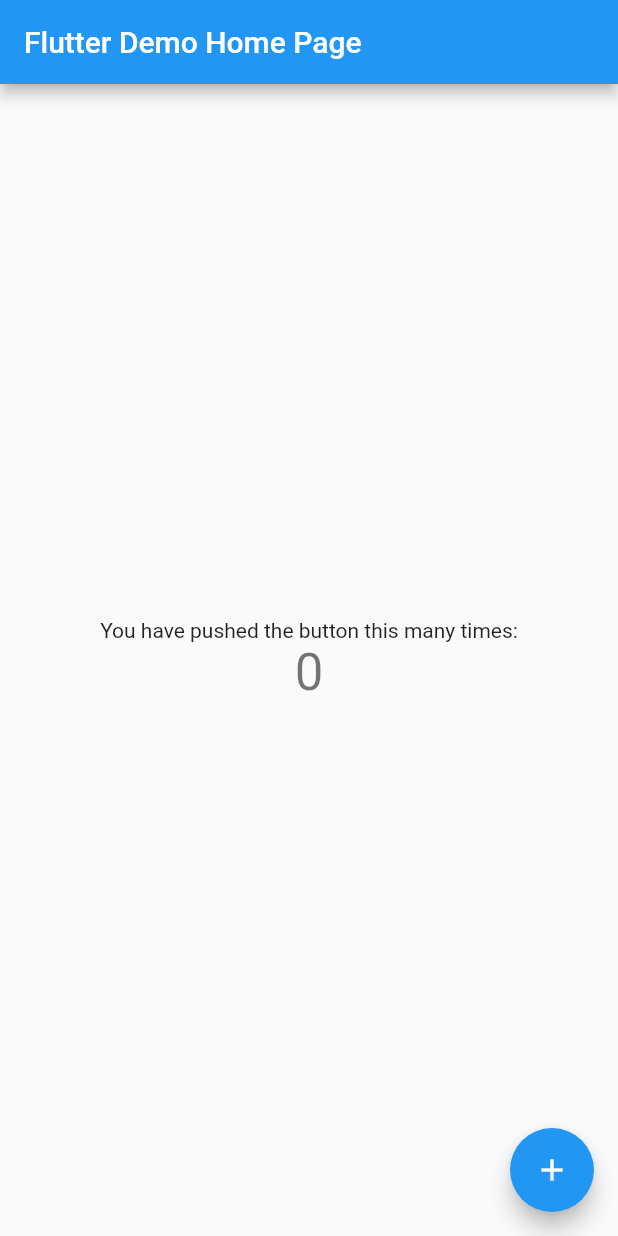
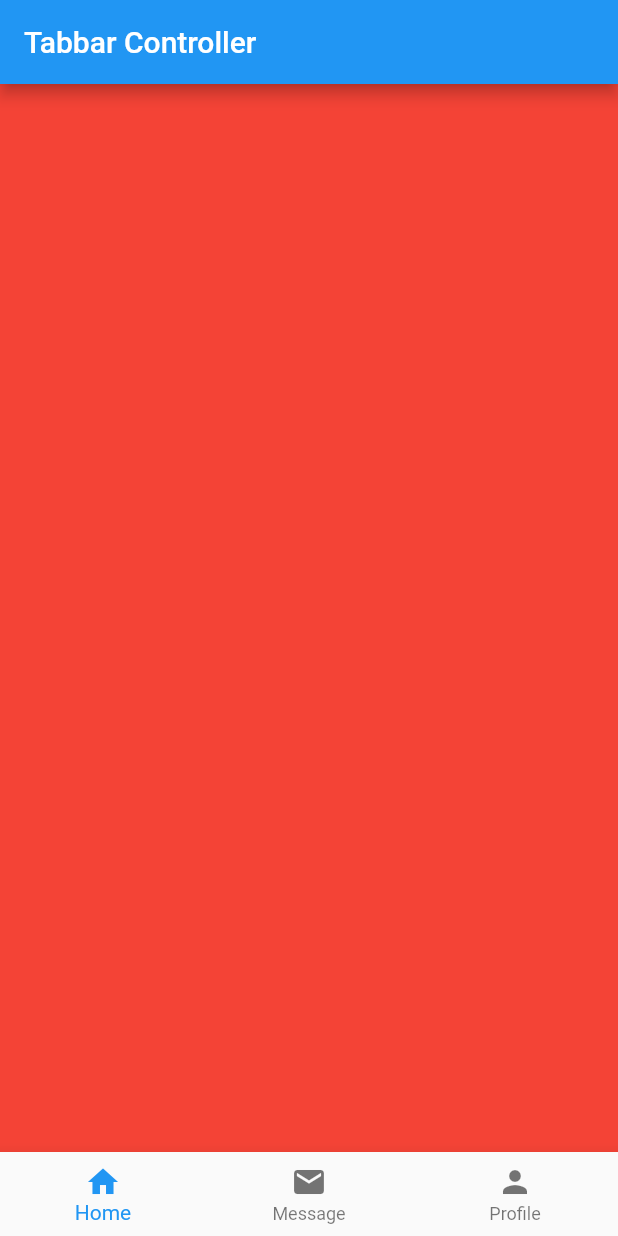
Before and after one commit to vanhoangluyen/FT_Tabbar, a Flutter app: the screen it shows after launch, on a phone screen of 412 x 824 dp. Run offline on Flutter 3.47's test engine with Material 2 defaults, Android fonts, the phone set to English and light mode, and no system bars.

Commit message:
[Add] added tabbar controller

```diff
--- a/lib/main.dart
+++ b/lib/main.dart
@@ -1,4 +1,5 @@
 import 'package:flutter/material.dart';
+import 'package:ft_tabbar/tabbar.dart';
 
 void main() => runApp(MyApp());
 
@@ -7,105 +8,10 @@ class MyApp extends StatelessWidget {
   @override
   Widget build(BuildContext context) {
     return MaterialApp(
-      title: 'Flutter Demo',
       theme: ThemeData(
-        // This is the theme of your application.
-        //
-        // Try running your application with "flutter run". You'll see the
-        // application has a blue toolbar. Then, without quitting the app, try
-        // changing the primarySwatch below to Colors.green and then invoke
-        // "hot reload" (press "r" in the console where you ran "flutter run",
-        // or simply save your changes to "hot reload" in a Flutter IDE).
-        // Notice that the counter didn't reset back to zero; the application
-        // is not restarted.
         primarySwatch: Colors.blue,
       ),
-      home: MyHomePage(title: 'Flutter Demo Home Page'),
+      home: TabbarController(),
     );
   }
 }
-
-class MyHomePage extends StatefulWidget {
-  MyHomePage({Key key, this.title}) : super(key: key);
-
-  // This widget is the home page of your application. It is stateful, meaning
-  // that it has a State object (defined below) that contains fields that affect
-  // how it looks.
-
-  // This class is the configuration for the state. It holds the values (in this
-  // case the title) provided by the parent (in this case the App widget) and
-  // used by the build method of the State. Fields in a Widget subclass are
-  // always marked "final".
-
-  final String title;
-
-  @override
-  _MyHomePageState createState() => _MyHomePageState();
-}
-
-class _MyHomePageState extends State<MyHomePage> {
-  int _counter = 0;
-
-  void _incrementCounter() {
-    setState(() {
-      // This call to setState tells the Flutter framework that something has
-      // changed in this State, which causes it to rerun the build method below
-      // so that the display can reflect the updated values. If we changed
-      // _counter without calling setState(), then the build method would not be
-      // called again, and so nothing would appear to happen.
-      _counter++;
-    });
-  }
-
-  @override
-  Widget build(BuildContext context) {
-    // This method is rerun every time setState is called, for instance as done
-    // by the _incrementCounter method above.
-    //
-    // The Flutter framework has been optimized to make rerunning build methods
-    // fast, so that you can just rebuild anything that needs updating rather
-    // than having to individually change instances of widgets.
-    return Scaffold(
-      appBar: AppBar(
-        // Here we take the value from the MyHomePage object that was created by
-        // the App.build method, and use it to set our appbar title.
-        title: Text(widget.title),
-      ),
-      body: Center(
-        // Center is a layout widget. It takes a single child and positions it
-        // in the middle of the parent.
-        child: Column(
-          // Column is also a layout widget. It takes a list of children and
-          // arranges them vertically. By default, it sizes itself to fit its
-          // children horizontally, and tries to be as tall as its parent.
-          //
-          // Invoke "debug painting" (press "p" in the console, choose the
-          // "Toggle Debug Paint" action from the Flutter Inspector in Android
-          // Studio, or the "Toggle Debug Paint" command in Visual Studio Code)
-          // to see the wireframe for each widget.
-          //
-          // Column has various properties to control how it sizes itself and
-          // how it positions its children. Here we use mainAxisAlignment to
-          // center the children vertically; the main axis here is the vertical
-          // axis because Columns are vertical (the cross axis would be
-          // horizontal).
-          mainAxisAlignment: MainAxisAlignment.center,
-          children: <Widget>[
-            Text(
-              'You have pushed the button this many times:',
-            ),
-            Text(
-              '$_counter',
-              style: Theme.of(context).textTheme.display1,
-            ),
-          ],
-        ),
-      ),
-      floatingActionButton: FloatingActionButton(
-        onPressed: _incrementCounter,
-        tooltip: 'Increment',
-        child: Icon(Icons.add),
-      ), // This trailing comma makes auto-formatting nicer for build methods.
-    );
-  }
-}
--- /dev/null
+++ b/lib/tabbar.dart
@@ -0,0 +1,58 @@
+import 'package:flutter/cupertino.dart';
+import 'package:flutter/material.dart';
+
+class TabbarController extends StatefulWidget {
+  @override
+  State<StatefulWidget> createState() {
+    // TODO: implement createState
+    return HomeState();
+  }
+}
+
+class HomeState extends State<TabbarController> {
+  int currentIndex = 0;
+  final List<Widget> children = [
+    ChildController(Colors.red),
+    ChildController(Colors.green),
+    ChildController(Colors.blue)
+  ];
+  @override
+  Widget build(BuildContext context) {
+    // TODO: implement build
+    return Scaffold(
+      appBar: AppBar(
+        title: Text('Tabbar Controller'),
+      ),
+      body: children[currentIndex],
+      bottomNavigationBar: BottomNavigationBar(
+        onTap: onTapped,
+        currentIndex: currentIndex,
+        items: [
+          BottomNavigationBarItem(title: Text('Home'), icon: Icon(Icons.home)),
+          BottomNavigationBarItem(
+              title: Text('Message'), icon: Icon(Icons.mail)),
+          BottomNavigationBarItem(
+              title: Text('Profile'), icon: Icon(Icons.person))
+        ],
+      ),
+    );
+  }
+
+  void onTapped(int index) {
+    setState(() {
+      currentIndex = index;
+    });
+  }
+}
+
+class ChildController extends StatelessWidget {
+  final Color color;
+  ChildController(this.color);
+  @override
+  Widget build(BuildContext context) {
+    // TODO: implement build
+    return Container(
+      color: color,
+    );
+  }
+}
```
Also changed, not shown: 9 other files.
